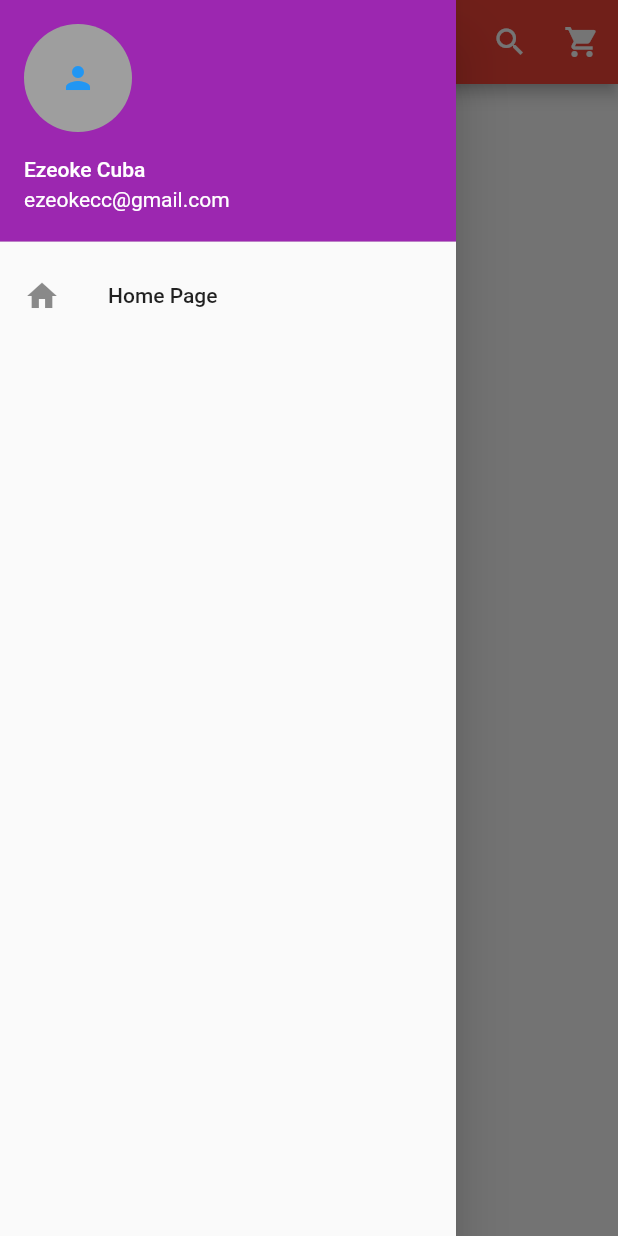
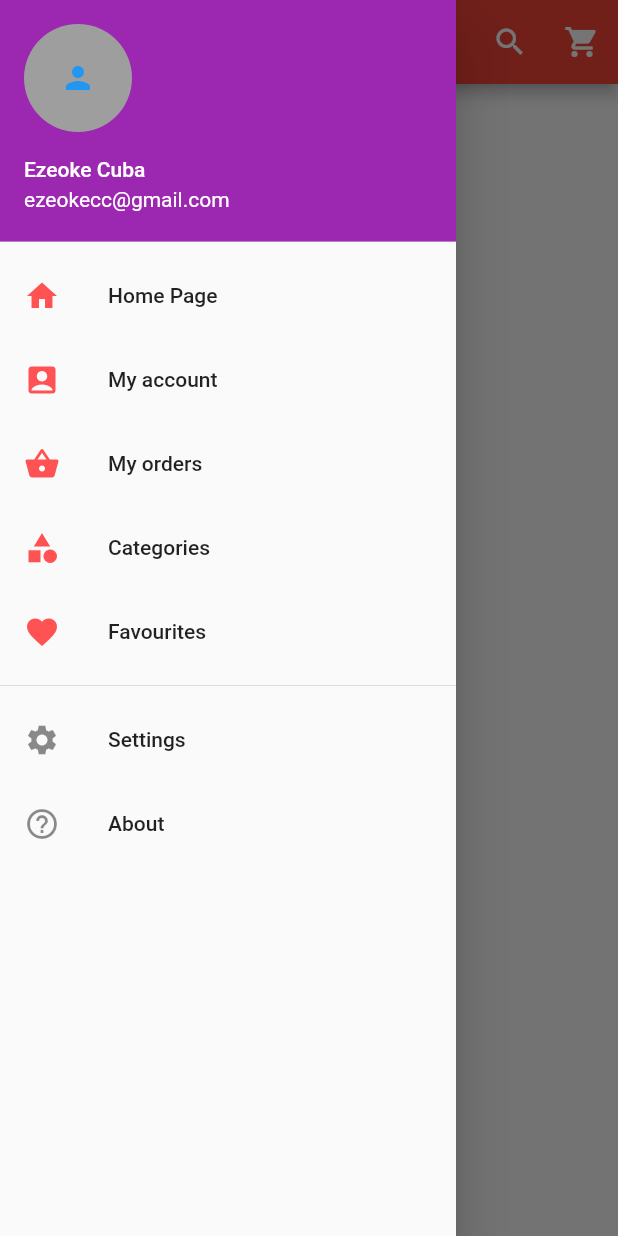
Before and after one commit to ezeoke/FlutterPractice, a Flutter app: the screen it shows after launch, with the side drawer open, on a phone screen of 412 x 824 dp. Run offline on Flutter 3.47's test engine with Material 2 defaults, Android fonts, the phone set to English and light mode, and no system bars.

Commit message:
I am now done with adding icons to the drawer widget

```diff
--- a/lib/main.dart
+++ b/lib/main.dart
@@ -55,7 +55,76 @@ class _HomepageState extends State<Homepage> {
                 onTap: () {},
                 child: ListTile(
                   title: Text('Home Page'),
-                  leading: new Icon(Icons.home),
+                  leading: new Icon(
+                    Icons.home,
+                    color: Colors.redAccent,
+                  ),
+                ),
+              ),
+
+              InkWell(
+                onTap: () {},
+                child: ListTile(
+                  title: Text('My account'),
+                  leading: new Icon(
+                    Icons.account_box,
+                    color: Colors.redAccent,
+                  ),
+                ),
+              ),
+
+              InkWell(
+                onTap: () {},
+                child: ListTile(
+                  title: Text('My orders'),
+                  leading: new Icon(
+                    Icons.shopping_basket,
+                    color: Colors.redAccent,
+                  ),
+                ),
+              ),
+
+              InkWell(
+                onTap: () {},
+                child: ListTile(
+                  title: Text('Categories'),
+                  leading: new Icon(
+                    Icons.category,
+                    color: Colors.redAccent,
+                  ),
+                ),
+              ),
+
+              InkWell(
+                onTap: () {},
+                child: ListTile(
+                  title: Text('Favourites'),
+                  leading: new Icon(
+                    Icons.favorite,
+                    color: Colors.redAccent,
+                  ),
+                ),
+              ),
+
+              Divider(),
+
+              InkWell(
+                onTap: () {},
+                child: ListTile(
+                  title: Text('Settings'),
+                  leading: new Icon(
+                    Icons.settings,
+                  ),
+                ),
+              ),
+
+              InkWell(
+                onTap: () {},
+                child: ListTile(
+                  title: Text('About'),
+                  leading: new Icon(
+                    Icons.help_outline,
+                  ),
                 ),
               )
             ],
```
